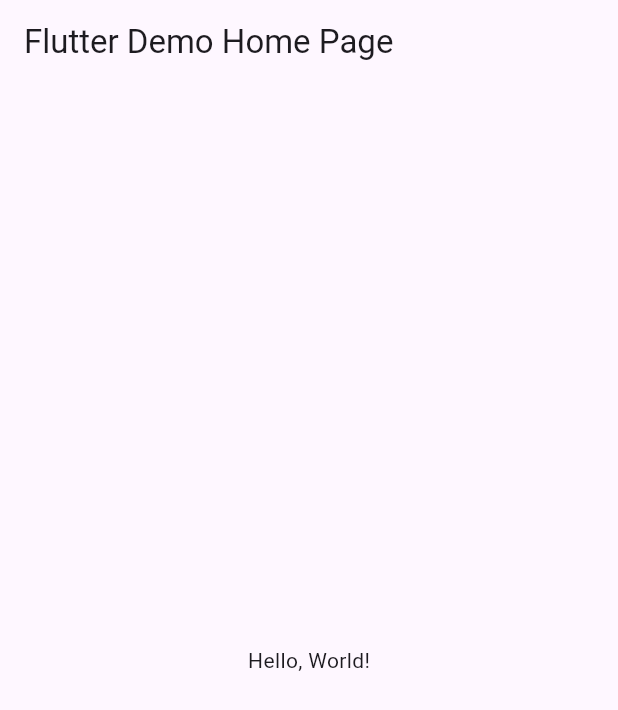
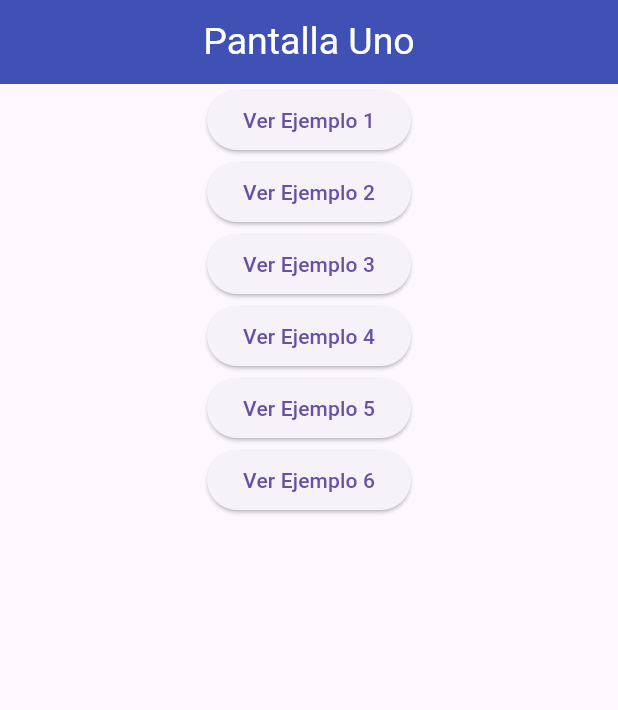
Before and after one commit to Danilop-128/Rutas1240_v2, a Flutter app: the screen it shows after launch, on a phone screen of 412 x 824 dp. Shown: the top 710 px of the screen. Run offline on Flutter 3.47's test engine with Material 3 defaults, Android fonts, the phone set to English and light mode, and no system bars.

Commit message:
rutas version2

```diff
--- a/lib/main.dart
+++ b/lib/main.dart
@@ -1,43 +1,32 @@
 import 'package:flutter/material.dart';
+import 'package:lopezwidgets/alerta_dialogo.dart';
+import 'package:lopezwidgets/container_animado.dart';
+import 'package:lopezwidgets/lista_animada.dart';
+import 'package:lopezwidgets/modelo_animado.dart';
+import 'package:lopezwidgets/widget_animado.dart';
+import 'package:lopezwidgets/filtro_de_fondo.dart';
+import 'package:lopezwidgets/pagina_uno.dart';
 
-void main() => runApp(MyApp());
+void main() => runApp(MiWidgets());
 
-class MyApp extends StatelessWidget {
-  const MyApp({super.key});
-  // This widget is the root of your application.
+class MiWidgets extends StatelessWidget {
+  const MiWidgets({Key? key}) : super(key: key);
+
   @override
   Widget build(BuildContext context) {
     return MaterialApp(
-      // Application name
-      title: 'Flutter Hello World',
-      // Application theme data, you can set the colors for the application as
-      // you want
-      theme: ThemeData(
-        // useMaterial3: false,
-        primarySwatch: Colors.blue,
-      ),
-      // A widget which will be started on application startup
-      home: MyHomePage(title: 'Flutter Demo Home Page'),
+      debugShowCheckedModeBanner: false,
+      title: 'Entre Paginas',
+      initialRoute: '/',
+      routes: {
+        '/': (context) => const PantallaUno(),
+        '/pantalla2': (context) => const AlertaDialogo(),
+        '/pantalla3': (context) => const ContainerAnimado(),
+        '/pantalla4': (context) => const ListaAnimada(),
+        '/pantalla5': (context) => const ModeloAnimado(),
+        '/pantalla6': (context) => const WidgetAnimado(),
+        '/pantalla7': (context) => const FiltroFondo(),
+      },
     );
   }
 }
-
-class MyHomePage extends StatelessWidget {
-  final String title;
-  const MyHomePage({super.key, required this.title});
-
-  @override
-  Widget build(BuildContext context) {
-    return Scaffold(
-      appBar: AppBar(
-        // The title text which will be shown on the action bar
-        title: Text(title),
-      ),
-      body: Center(
-        child: Text(
-          'Hello, World!',
-        ),
-      ),
-    );
-  }
-}
--- /dev/null
+++ b/lib/pagina_uno.dart
@@ -0,0 +1,74 @@
+import 'package:flutter/material.dart';
+
+class PantallaUno extends StatelessWidget {
+  const PantallaUno({Key? key}) : super(key: key);
+
+  @override
+  Widget build(BuildContext context) {
+    return Scaffold(
+      appBar: AppBar(
+        title: const Text(
+          'Pantalla Uno',
+          style: const TextStyle(
+            color: Colors.white, // Letra blanca
+            fontSize: 25.0, // Tamaño de la letra 15
+          ),
+        ),
+        backgroundColor: Colors.indigo,
+        centerTitle: true,
+      ),
+      body: Column(
+        children: [
+          Center(
+            child: ElevatedButton(
+              onPressed: () {
+                Navigator.pushNamed(context, '/pantalla2');
+              },
+              child: const Text('Ver Ejemplo 1'),
+            ),
+          ),
+          Center(
+            child: ElevatedButton(
+              onPressed: () {
+                Navigator.pushNamed(context, '/pantalla3');
+              },
+              child: const Text('Ver Ejemplo 2'),
+            ),
+          ),
+          Center(
+            child: ElevatedButton(
+              onPressed: () {
+                Navigator.pushNamed(context, '/pantalla4');
+              },
+              child: const Text('Ver Ejemplo 3'),
+            ),
+          ),
+          Center(
+            child: ElevatedButton(
+              onPressed: () {
+                Navigator.pushNamed(context, '/pantalla5');
+              },
+              child: const Text('Ver Ejemplo 4'),
+            ),
+          ),
+          Center(
+            child: ElevatedButton(
+              onPressed: () {
+                Navigator.pushNamed(context, '/pantalla6');
+              },
+              child: const Text('Ver Ejemplo 5'),
+            ),
+          ),
+          Center(
+            child: ElevatedButton(
+              onPressed: () {
+                Navigator.pushNamed(context, '/pantalla7');
+              },
+              child: const Text('Ver Ejemplo 6'),
+            ),
+          ),
+        ],
+      ),
+    );
+  }
+}
```
Also changed, not shown: lib/alerta_dialogo.dart (added, +45 -0 lines), lib/container_animado.dart (added, +52 -0 lines), lib/filtro_de_fondo.dart (added, +49 -0 lines), lib/lista_animada.dart (added, +97 -0 lines), lib/modelo_animado.dart (added, +58 -0 lines), lib/widget_animado.dart (added, +67 -0 lines).
